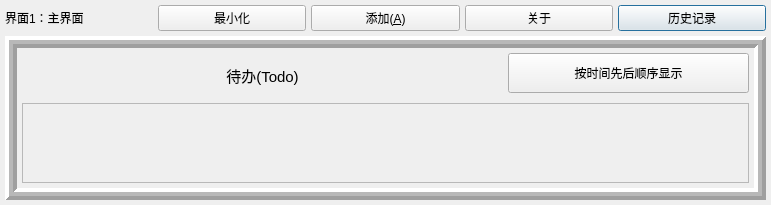
Before: the Qt Designer form dialog.ui in R-anso/2023226, drawn with Qt 5.
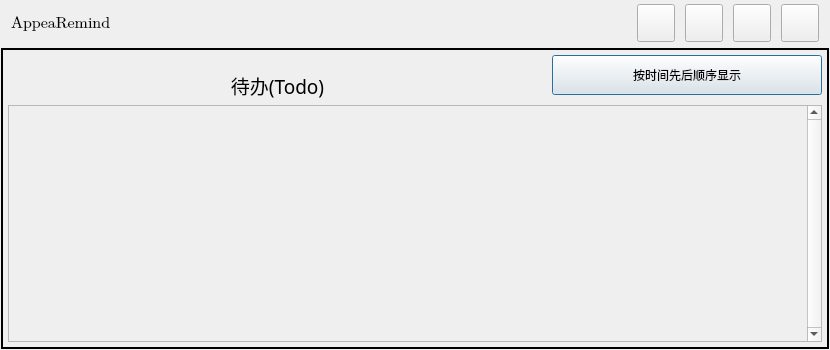
After: the same form once the commit is applied. Icons and pictures are not drawn.

Patch:
```diff
--- a/dialog.ui
+++ b/dialog.ui
@@ -6,89 +6,60 @@
    <rect>
     <x>0</x>
     <y>0</y>
-    <width>771</width>
-    <height>204</height>
+    <width>830</width>
+    <height>350</height>
    </rect>
   </property>
+  <property name="minimumSize">
+   <size>
+    <width>830</width>
+    <height>350</height>
+   </size>
+  </property>
   <property name="maximumSize">
    <size>
-    <width>2080</width>
-    <height>980</height>
+    <width>1080</width>
+    <height>650</height>
    </size>
   </property>
   <property name="windowTitle">
    <string>主界面</string>
   </property>
-  <layout class="QGridLayout" name="gridLayout_2">
+  <layout class="QGridLayout" name="gridLayout_2" columnstretch="0,3,2,2,2,2,0,0">
    <property name="leftMargin">
-    <number>5</number>
+    <number>1</number>
    </property>
    <property name="topMargin">
-    <number>5</number>
+    <number>4</number>
    </property>
    <property name="rightMargin">
-    <number>5</number>
+    <number>1</number>
    </property>
    <property name="bottomMargin">
-    <number>5</number>
+    <number>1</number>
    </property>
-   <property name="spacing">
-    <number>5</number>
+   <property name="horizontalSpacing">
+    <number>10</number>
    </property>
-   <item row="0" column="4">
-    <widget class="QPushButton" name="pushButton_4">
-     <property name="text">
-      <string>历史记录</string>
-     </property>
-    </widget>
-   </item>
-   <item row="0" column="2">
-    <widget class="QPushButton" name="pushButton">
-     <property name="text">
-      <string>添加(&amp;A)</string>
-     </property>
-    </widget>
-   </item>
-   <item row="0" column="3">
-    <widget class="QPushButton" name="pushButton_2">
-     <property name="text">
-      <string>关于</string>
-     </property>
-    </widget>
-   </item>
-   <item row="0" column="1">
-    <widget class="QPushButton" name="pushButton_3">
-     <property name="text">
-      <string>最小化</string>
-     </property>
-     <property name="checkable">
-      <bool>true</bool>
-     </property>
-    </widget>
-   </item>
-   <item row="0" column="0">
-    <widget class="QLabel" name="label">
-     <property name="maximumSize">
-      <size>
-       <width>800</width>
-       <height>800</height>
-      </size>
-     </property>
-     <property name="text">
-      <string>界面1：主界面</string>
-     </property>
-    </widget>
-   </item>
-   <item row="1" column="0" colspan="5">
+   <property name="verticalSpacing">
+    <number>6</number>
+   </property>
+   <item row="1" column="0" colspan="8">
     <widget class="QFrame" name="frame">
+     <property name="sizePolicy">
+      <sizepolicy hsizetype="Preferred" vsizetype="Expanding">
+       <horstretch>0</horstretch>
+       <verstretch>0</verstretch>
+      </sizepolicy>
+     </property>
      <property name="frameShape">
-      <enum>QFrame::Box</enum>
+      <enum>QFrame::WinPanel</enum>
      </property>
      <property name="frameShadow">
-      <enum>QFrame::Raised</enum>
+      <enum>QFrame::Plain</enum>
      </property>
      <property name="lineWidth">
-      <number>4</number>
+      <number>11</number>
      </property>
      <property name="midLineWidth">
       <number>4</number>
@@ -109,47 +80,23 @@
       <property name="spacing">
        <number>5</number>
       </property>
-      <item row="6" column="0">
-       <widget class="QLabel" name="label_3">
-        <property name="minimumSize">
-         <size>
-          <width>0</width>
-          <height>25</height>
-         </size>
-        </property>
-        <property name="maximumSize">
-         <size>
-          <width>16777215</width>
-          <height>20</height>
-         </size>
-        </property>
-        <property name="font">
-         <font>
-          <pointsize>11</pointsize>
-         </font>
-        </property>
-        <property name="text">
-         <string>待办(Todo)</string>
-        </property>
-        <property name="alignment">
-         <set>Qt::AlignCenter</set>
-        </property>
-       </widget>
-      </item>
       <item row="8" column="0" colspan="2">
        <widget class="QScrollArea" name="frame_2">
         <property name="minimumSize">
          <size>
-          <width>0</width>
-          <height>80</height>
+          <width>814</width>
+          <height>232</height>
          </size>
         </property>
         <property name="maximumSize">
          <size>
           <width>1080</width>
-          <height>1080</height>
+          <height>800</height>
          </size>
         </property>
+        <property name="verticalScrollBarPolicy">
+         <enum>Qt::ScrollBarAlwaysOn</enum>
+        </property>
         <property name="widgetResizable">
          <bool>true</bool>
         </property>
@@ -158,8 +105,8 @@
           <rect>
            <x>0</x>
            <y>0</y>
-           <width>725</width>
-           <height>78</height>
+           <width>786</width>
+           <height>230</height>
           </rect>
          </property>
         </widget>
@@ -203,9 +150,231 @@
         </property>
        </widget>
       </item>
+      <item row="6" column="0">
+       <widget class="QLabel" name="label_3">
+        <property name="minimumSize">
+         <size>
+          <width>0</width>
+          <height>40</height>
+         </size>
+        </property>
+        <property name="maximumSize">
+         <size>
+          <width>16777215</width>
+          <height>20</height>
+         </size>
+        </property>
+        <property name="font">
+         <font>
+          <family>宋体</family>
+          <pointsize>14</pointsize>
+         </font>
+        </property>
+        <property name="text">
+         <string>待办(Todo)</string>
+        </property>
+        <property name="alignment">
+         <set>Qt::AlignCenter</set>
+        </property>
+       </widget>
+      </item>
      </layout>
     </widget>
    </item>
+   <item row="0" column="6">
+    <widget class="QPushButton" name="pushButton_4">
+     <property name="sizePolicy">
+      <sizepolicy hsizetype="Fixed" vsizetype="Fixed">
+       <horstretch>0</horstretch>
+       <verstretch>0</verstretch>
+      </sizepolicy>
+     </property>
+     <property name="minimumSize">
+      <size>
+       <width>38</width>
+       <height>38</height>
+      </size>
+     </property>
+     <property name="maximumSize">
+      <size>
+       <width>38</width>
+       <height>38</height>
+      </size>
+     </property>
+     <property name="toolTip">
+      <string>历史记录</string>
+     </property>
+     <property name="text">
+      <string/>
+     </property>
+     <property name="icon">
+      <iconset>
+       <normaloff>:/history_ima.png</normaloff>:/history_ima.png</iconset>
+     </property>
+     <property name="iconSize">
+      <size>
+       <width>38</width>
+       <height>38</height>
+      </size>
+     </property>
+    </widget>
+   </item>
+   <item row="0" column="5">
+    <widget class="QPushButton" name="pushButton_2">
+     <property name="sizePolicy">
+      <sizepolicy hsizetype="Fixed" vsizetype="Fixed">
+       <horstretch>0</horstretch>
+       <verstretch>0</verstretch>
+      </sizepolicy>
+     </property>
+     <property name="minimumSize">
+      <size>
+       <width>38</width>
+       <height>38</height>
+      </size>
+     </property>
+     <property name="maximumSize">
+      <size>
+       <width>38</width>
+       <height>38</height>
+      </size>
+     </property>
+     <property name="toolTip">
+      <string>关于我们</string>
+     </property>
+     <property name="text">
+      <string/>
+     </property>
+     <property name="icon">
+      <iconset>
+       <normaloff>:/about_ima.png</normaloff>:/about_ima.png</iconset>
+     </property>
+     <property name="iconSize">
+      <size>
+       <width>38</width>
+       <height>38</height>
+      </size>
+     </property>
+    </widget>
+   </item>
+   <item row="0" column="4">
+    <widget class="QPushButton" name="pushButton">
+     <property name="sizePolicy">
+      <sizepolicy hsizetype="Fixed" vsizetype="Fixed">
+       <horstretch>0</horstretch>
+       <verstretch>0</verstretch>
+      </sizepolicy>
+     </property>
+     <property name="minimumSize">
+      <size>
+       <width>38</width>
+       <height>38</height>
+      </size>
+     </property>
+     <property name="maximumSize">
+      <size>
+       <width>38</width>
+       <height>38</height>
+      </size>
+     </property>
+     <property name="toolTip">
+      <string>添加</string>
+     </property>
+     <property name="text">
+      <string/>
+     </property>
+     <property name="icon">
+      <iconset>
+       <normaloff>:/addnew.png</normaloff>:/addnew.png</iconset>
+     </property>
+     <property name="iconSize">
+      <size>
+       <width>38</width>
+       <height>38</height>
+      </size>
+     </property>
+     <property name="flat">
+      <bool>false</bool>
+     </property>
+    </widget>
+   </item>
+   <item row="0" column="3">
+    <widget class="QPushButton" name="toSusbendBtn">
+     <property name="sizePolicy">
+      <sizepolicy hsizetype="Fixed" vsizetype="Fixed">
+       <horstretch>0</horstretch>
+       <verstretch>0</verstretch>
+      </sizepolicy>
+     </property>
+     <property name="minimumSize">
+      <size>
+       <width>0</width>
+       <height>38</height>
+      </size>
+     </property>
+     <property name="maximumSize">
+      <size>
+       <width>38</width>
+       <height>38</height>
+      </size>
+     </property>
+     <property name="font">
+      <font>
+       <family>Bell MT</family>
+      </font>
+     </property>
+     <property name="toolTip">
+      <string>悬浮窗</string>
+     </property>
+     <property name="text">
+      <string/>
+     </property>
+     <property name="icon">
+      <iconset>
+       <normaloff>:/xuanfu.png</normaloff>:/xuanfu.png</iconset>
+     </property>
+     <property name="iconSize">
+      <size>
+       <width>38</width>
+       <height>38</height>
+      </size>
+     </property>
+    </widget>
+   </item>
+   <item row="0" column="1" colspan="2">
+    <widget class="QLabel" name="label">
+     <property name="sizePolicy">
+      <sizepolicy hsizetype="Preferred" vsizetype="Minimum">
+       <horstretch>0</horstretch>
+       <verstretch>0</verstretch>
+      </sizepolicy>
+     </property>
+     <property name="minimumSize">
+      <size>
+       <width>0</width>
+       <height>38</height>
+      </size>
+     </property>
+     <property name="maximumSize">
+      <size>
+       <width>16777215</width>
+       <height>38</height>
+      </size>
+     </property>
+     <property name="font">
+      <font>
+       <family>Cambria Math</family>
+       <pointsize>12</pointsize>
+      </font>
+     </property>
+     <property name="frameShape">
+      <enum>QFrame::NoFrame</enum>
+     </property>
+     <property name="text">
+      <string>AppeaRemind</string>
+     </property>
+    </widget>
+   </item>
   </layout>
  </widget>
  <resources/>
```
